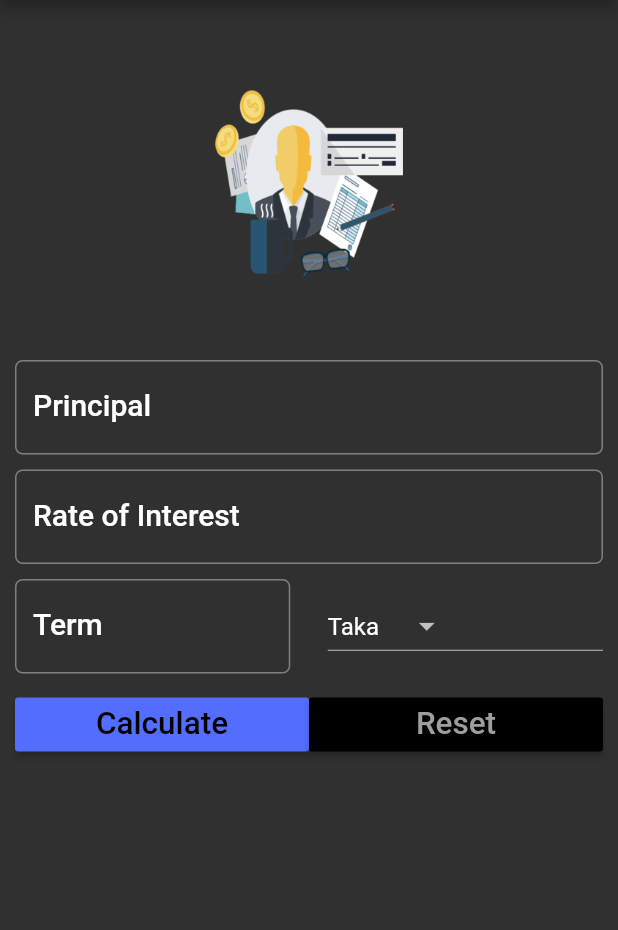
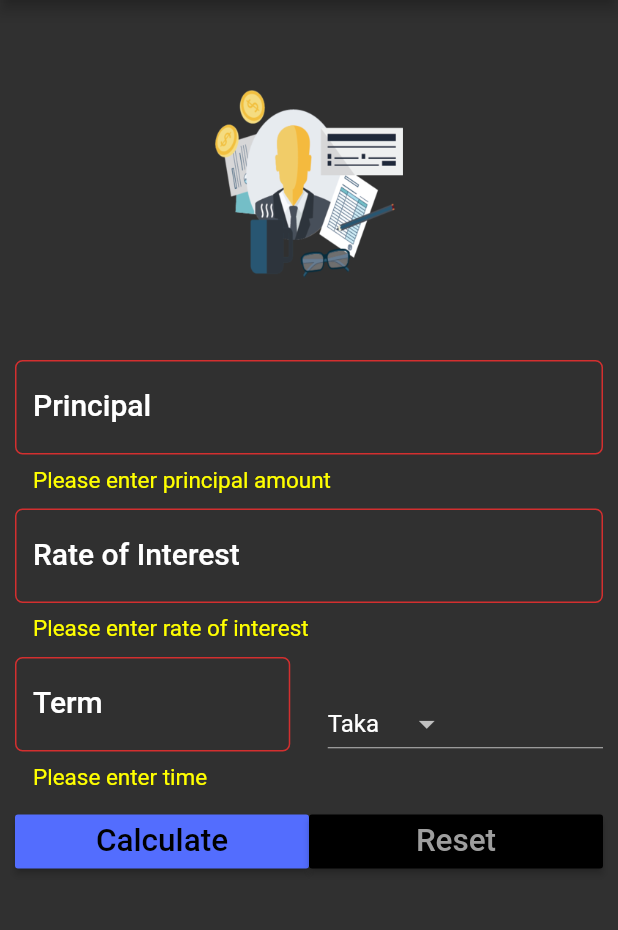
Before and after one commit to Imtiaz16041997/interest_calculator, a Flutter app: the screen it shows after launch, after a tap on "Calculate", on a phone screen of 412 x 824 dp, the part 84-1014 px from its top. Run offline on Flutter 3.47's test engine with Material 2 defaults, Android fonts, the phone set to English and light mode, and no system bars.

```diff
--- a/lib/main.dart
+++ b/lib/main.dart
@@ -79,6 +79,10 @@ class _SIFormState extends State<SIForm> {
                           labelText: 'Principal',
                           hintText: 'Enter a principal e.g 12000',
                           labelStyle: textStyle,
+                          errorStyle:TextStyle(
+                          color: Colors.yellowAccent,
+                          fontSize: 15.0
+                          ),
                           border: OutlineInputBorder(
                             borderRadius: BorderRadius.circular(5.0),
                           )),
@@ -87,15 +91,24 @@ class _SIFormState extends State<SIForm> {
                 Padding(
                     padding: EdgeInsets.only(
                         top: _minimumPadding, bottom: _minimumPadding),
-                    child: TextField(
+                    child: TextFormField(
                       keyboardType: TextInputType.number,
                       style: textStyle,
                       controller: roiController,
+                      validator: (String value) {
+                        if (value.isEmpty) {
+                          return 'Please enter rate of interest';
+                        }
+                      },
                       //Design the TextField
                       decoration: InputDecoration(
                           labelText: 'Rate of Interest',
                           hintText: 'In percent',
                           labelStyle: textStyle,
+                          errorStyle:TextStyle(
+                              color: Colors.yellowAccent,
+                              fontSize: 15.0
+                          ),
                           border: OutlineInputBorder(
                             borderRadius: BorderRadius.circular(5.0),
                           )),
@@ -108,15 +121,24 @@ class _SIFormState extends State<SIForm> {
                     child: Row(
                       children: <Widget>[
                         Expanded(
-                            child: TextField(
+                            child: TextFormField(
                           keyboardType: TextInputType.number,
                           style: textStyle,
                           controller: termController,
+                              validator: (String value) {
+                                if (value.isEmpty) {
+                                  return 'Please enter time';
+                                }
+                              },
                           //Design the TextField
                           decoration: InputDecoration(
                               labelText: 'Term',
                               hintText: 'Time in Years',
                               labelStyle: textStyle,
+                              errorStyle:TextStyle(
+                              color: Colors.yellowAccent,
+                              fontSize: 15.0
+                              ),
                               border: OutlineInputBorder(
                                 borderRadius: BorderRadius.circular(5.0),
                               )),
@@ -161,7 +183,9 @@ class _SIFormState extends State<SIForm> {
                             ),
                             onPressed: () {
                               setState(() {
-                                this.displayResult = _calculateTotalReturns();
+                                if (_formKey.currentState.validate()) {
+                                  this.displayResult = _calculateTotalReturns();
+                                }
                               });
                             },
                           ),
```
